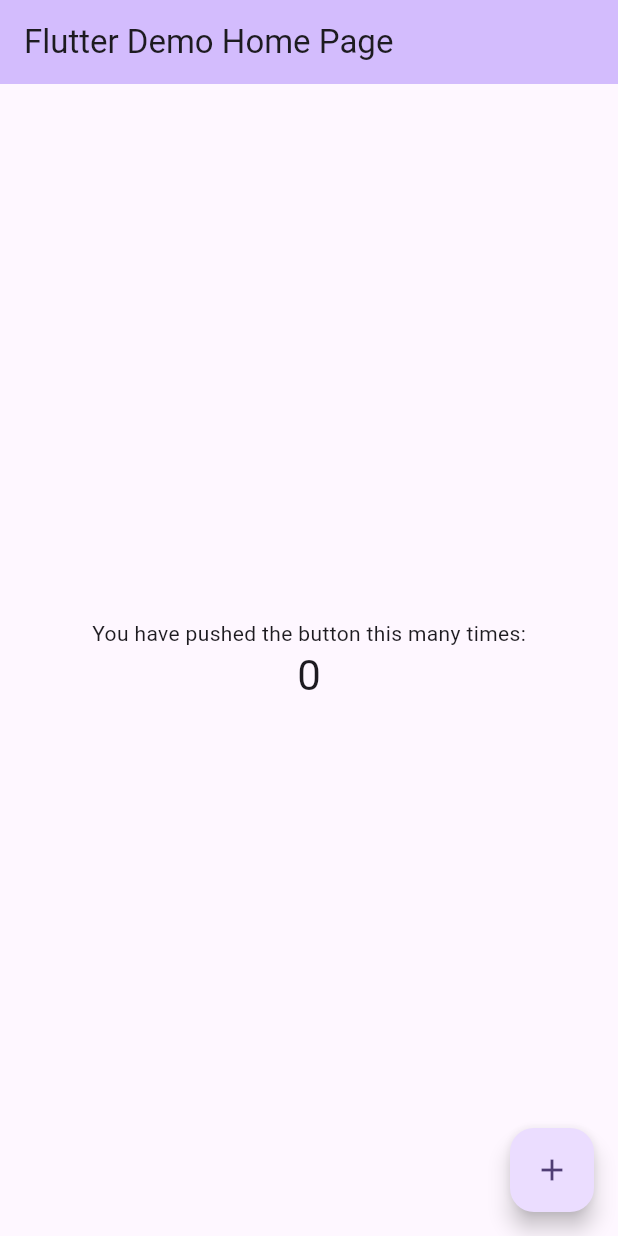
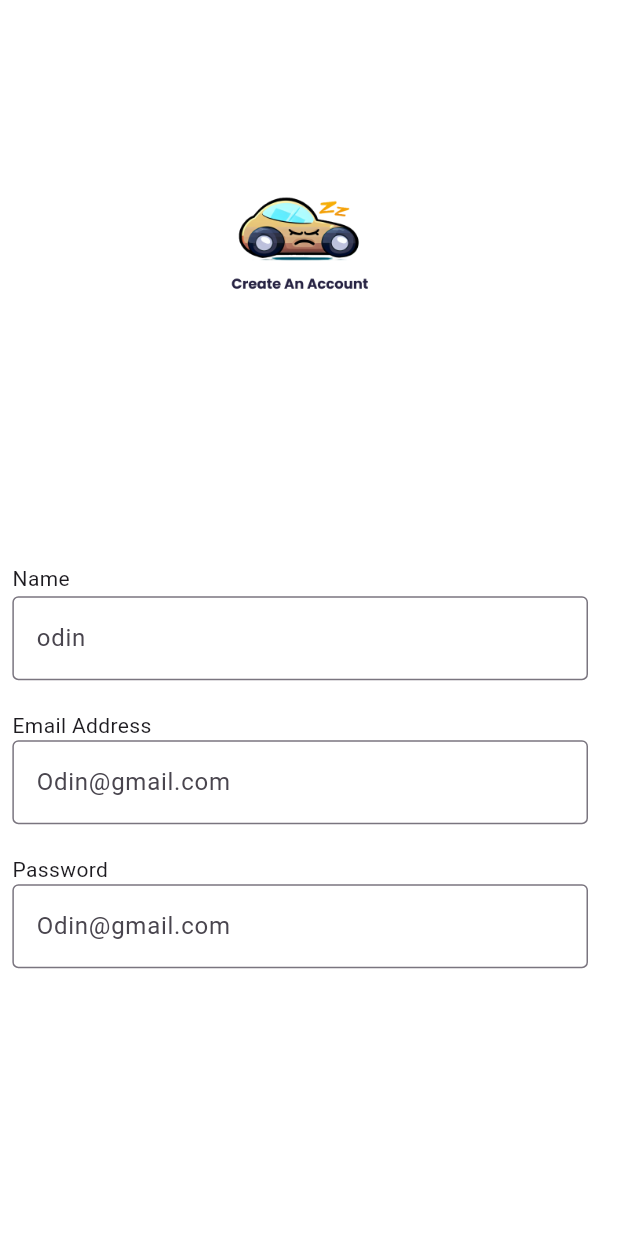
Before and after one commit to SafeDriveApp/SafeDrive, a Flutter app: the screen it shows after launch, on a phone screen of 412 x 824 dp. Run offline on Flutter 3.47's test engine with Material 3 defaults, Android fonts, the light colour scheme and no system bars.

Commit message:
login page 50%

```diff
--- /dev/null
+++ b/lib/Page/login_page.dart
@@ -0,0 +1,86 @@
+import 'package:flutter/material.dart';
+
+class LoginPage extends StatefulWidget {
+  const LoginPage({super.key});
+
+  @override
+  State<LoginPage> createState() => _LoginPageState();
+}
+
+class _LoginPageState extends State<LoginPage> {
+  @override
+  Widget build(BuildContext context) {
+    double screenWidth = MediaQuery.of(context).size.width;
+    double screenHeight = MediaQuery.of(context).size.height;
+    return Scaffold(
+      backgroundColor: Color.fromRGBO(255, 255, 255, 1),
+      body: SizedBox(
+        width: screenWidth,
+        height: screenHeight,
+        child: Padding(
+          padding: EdgeInsets.fromLTRB(screenWidth * 2 / 100, 20, 20, 0),
+          child: Column(
+            crossAxisAlignment: CrossAxisAlignment.start,
+            mainAxisAlignment: MainAxisAlignment.start,
+            children: [
+              Center(
+                child: Padding(
+                  padding: EdgeInsets.fromLTRB(0, screenWidth * 20 / 100, 0, 0),
+                  child: Container(
+                    width: 100,
+                    height: 100,
+                    child: const Image(
+                      image: AssetImage("lib/source/image/Logo.png"),
+                      fit: BoxFit.fill,
+                    ),
+                  ),
+                ),
+              ),
+              SizedBox(
+                height: screenHeight * 20 / 100,
+              ),
+              Padding(
+                  padding: EdgeInsets.fromLTRB(0, screenWidth * 2 / 100, 0, 0),
+                  child: Column(
+                    mainAxisAlignment: MainAxisAlignment.start,
+                    crossAxisAlignment: CrossAxisAlignment.start,
+                    children: [
+                      Text("Name"),
+                      SizedBox(
+                        height: 2,
+                      ),
+                      TextField(
+                        decoration: InputDecoration(
+                          border: OutlineInputBorder(),
+                          hintText: 'odin',
+                        ),
+                      ),
+                      SizedBox(
+                        height: 20,
+                      ),
+                      Text("Email Address"),
+                      TextField(
+                        decoration: InputDecoration(
+                          border: OutlineInputBorder(),
+                          hintText: 'Odin@gmail.com',
+                        ),
+                      ),
+                      SizedBox(
+                        height: 20,
+                      ),
+                      Text("Password"),
+                      TextField(
+                        decoration: InputDecoration(
+                          border: OutlineInputBorder(),
+                          hintText: 'Odin@gmail.com',
+                        ),
+                      ),
+                    ],
+                  )),
+            ],
+          ),
+        ),
+      ),
+    );
+  }
+}
--- a/lib/main.dart
+++ b/lib/main.dart
@@ -1,4 +1,5 @@
 import 'package:flutter/material.dart';
+import 'package:safe_drive/Page/login_page.dart';
 
 void main() {
   runApp(const MyApp());
@@ -31,7 +32,7 @@
         colorScheme: ColorScheme.fromSeed(seedColor: Colors.deepPurple),
         useMaterial3: true,
       ),
-      home: const MyHomePage(title: 'Flutter Demo Home Page'),
+      home: const LoginPage(),
     );
   }
 }
--- a/pubspec.yaml
+++ b/pubspec.yaml
@@ -59,8 +59,8 @@ flutter:
   uses-material-design: true
 
   # To add assets to your application, add an assets section, like this:
-  # assets:
-  #   - images/a_dot_burr.jpeg
+  assets:
+    - lib/source/image/
   #   - images/a_dot_ham.jpeg
 
   # An image asset can refer to one or more resolution-specific "variants", see
```
Also changed, not shown: lib/source/image/Logo.png (added).
